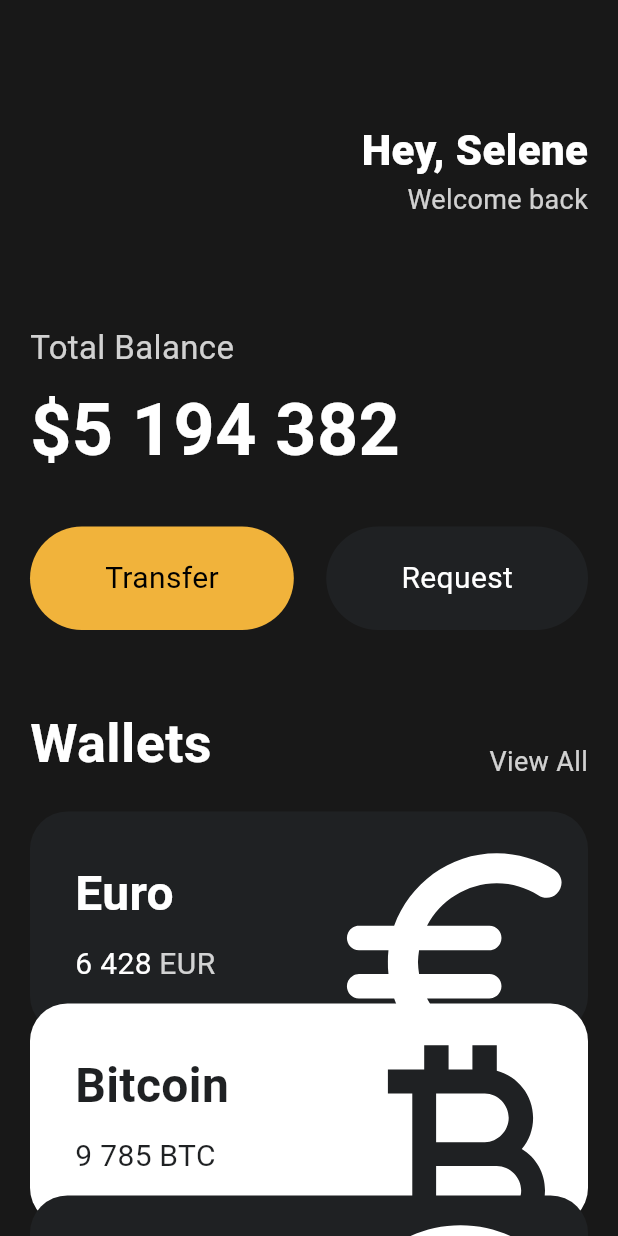
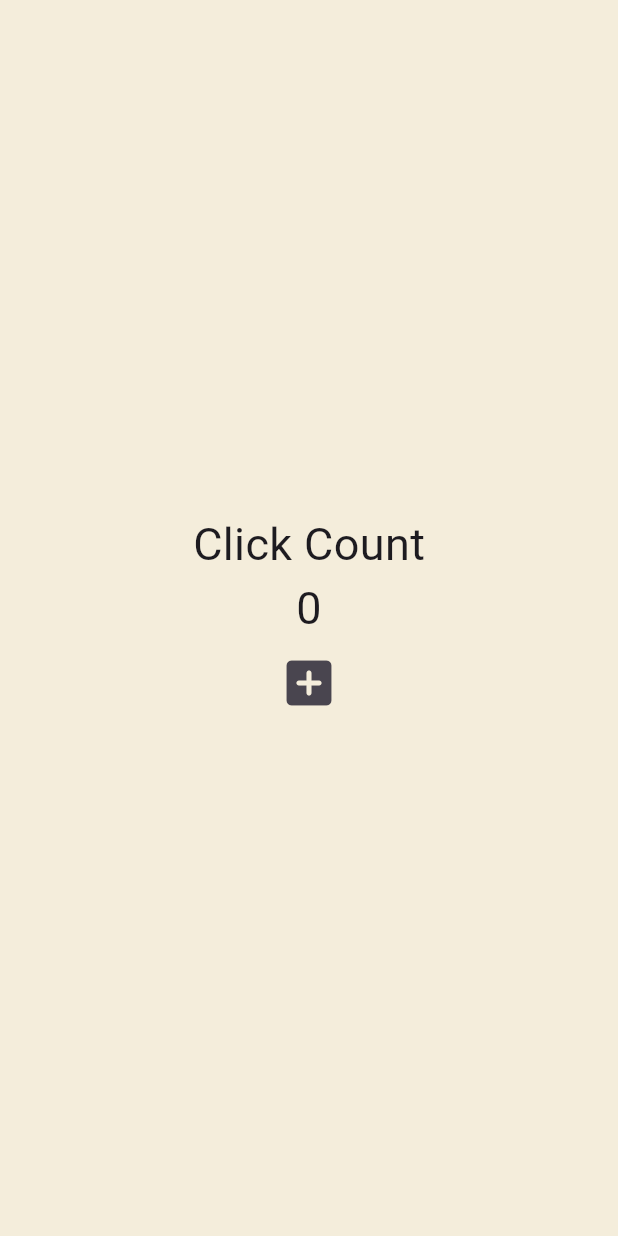
Before and after one commit to heecheol153/toonflix, a Flutter app: the screen it shows after launch, on a phone screen of 412 x 824 dp. Run offline on Flutter 3.47's test engine with Material 3 defaults, Android fonts, the phone set to English and light mode, and no system bars.

Commit message:
3.0 State

```diff
--- a/lib/main.dart
+++ b/lib/main.dart
@@ -1,148 +1,49 @@
 import 'package:flutter/material.dart';
-import 'package:toonflix/widgets/Button.dart';
-import 'package:toonflix/widgets/currency_card.dart';
 
 void main() {
   runApp(const MyApp());
 }
 
-class MyApp extends StatelessWidget {
+class MyApp extends StatefulWidget {
   const MyApp({super.key});
+
+  @override
+  State<MyApp> createState() => _MyAppState();
+}
+
+class _MyAppState extends State<MyApp> {
+  int counter = 0;
+
+  void onClicked() {
+    counter = counter + 1;
+  }
 
   // This widget is the root of your application.
   @override
   Widget build(BuildContext context) {
     return MaterialApp(
       home: Scaffold(
-        backgroundColor: const Color(0xFF181818),
-        body: SingleChildScrollView(
-          child: Padding(
-            padding: const EdgeInsets.symmetric(horizontal: 20),
+        backgroundColor: const Color(0xFFF4EDDB),
+        body: Center(
           child: Column(
-              crossAxisAlignment: CrossAxisAlignment.start,
-              children: [
-                const SizedBox(
-                  height: 80,
-                ),
-                Row(
-                  mainAxisAlignment: MainAxisAlignment.end,
-                  children: [
-                    Column(
-                      crossAxisAlignment: CrossAxisAlignment.end,
+            mainAxisAlignment: MainAxisAlignment.center,
             children: [
               const Text(
-                          'Hey, Selene',
-                          style: TextStyle(
-                            color: Colors.white,
-                            fontSize: 28,
-                            fontWeight: FontWeight.w800,
-                          ),
+                'Click Count',
+                style: TextStyle(fontSize: 30),
               ),
               Text(
-                          'Welcome back',
-                          style: TextStyle(
-                            color: Colors.white.withOpacity(0.8),
-                            fontSize: 18,
+                '$counter',
+                style: const TextStyle(fontSize: 30),
+              ),
+              IconButton(
+                iconSize: 40,
+                onPressed: onClicked,
+                icon: const Icon(
+                  Icons.add_box_rounded,
                 ),
               ),
             ],
-                    ),
-                  ],
-                ),
-                const SizedBox(
-                  height: 70,
-                ),
-                Text(
-                  'Total Balance',
-                  style: TextStyle(
-                    fontSize: 22,
-                    color: Colors.white.withOpacity(0.8),
-                  ),
-                ),
-                const SizedBox(
-                  height: 5,
-                ),
-                const Text(
-                  '\$5 194 382',
-                  style: TextStyle(
-                    fontSize: 48,
-                    fontWeight: FontWeight.w600,
-                    color: Colors.white,
-                  ),
-                ),
-                const SizedBox(
-                  height: 30,
-                ),
-                const Row(
-                  mainAxisAlignment: MainAxisAlignment.spaceBetween,
-                  children: [
-                    Button(
-                        text: 'Transfer',
-                        bgColor: Color(0xFFF1B33B),
-                        textColor: Colors.black),
-                    Button(
-                      text: 'Request',
-                      bgColor: Color(0xFF1F2123),
-                      textColor: Colors.white,
-                    ),
-                  ],
-                ),
-                const SizedBox(
-                  height: 50,
-                ),
-                Row(
-                  crossAxisAlignment: CrossAxisAlignment.end,
-                  mainAxisAlignment: MainAxisAlignment.spaceBetween,
-                  children: [
-                    const Text(
-                      'Wallets',
-                      style: TextStyle(
-                        color: Colors.white,
-                        fontSize: 36,
-                        fontWeight: FontWeight.w600,
-                      ),
-                    ),
-                    Text(
-                      'View All',
-                      style: TextStyle(
-                        color: Colors.white.withOpacity(0.8),
-                        fontSize: 18,
-                      ),
-                    ),
-                  ],
-                ),
-                const SizedBox(
-                  height: 20,
-                ),
-                const CurrencyCard(
-                  name: 'Euro',
-                  code: 'EUR',
-                  amount: '6 428',
-                  icon: Icons.euro_rounded,
-                  isInverted: false,
-                ),
-                Transform.translate(
-                  offset: const Offset(0, -20),
-                  child: const CurrencyCard(
-                    name: 'Bitcoin',
-                    code: 'BTC',
-                    amount: '9 785',
-                    icon: Icons.currency_bitcoin,
-                    isInverted: true,
-                  ),
-                ),
-                Transform.translate(
-                  offset: const Offset(0, -40),
-                  child: const CurrencyCard(
-                    name: 'Dollar',
-                    code: 'USD',
-                    amount: '428',
-                    icon: Icons.monetization_on_outlined,
-                    isInverted: false,
-                  ),
-                )
-              ],
-            ),
           ),
         ),
       ),
```
Lines whose indentation alone changed are shown as unchanged.
